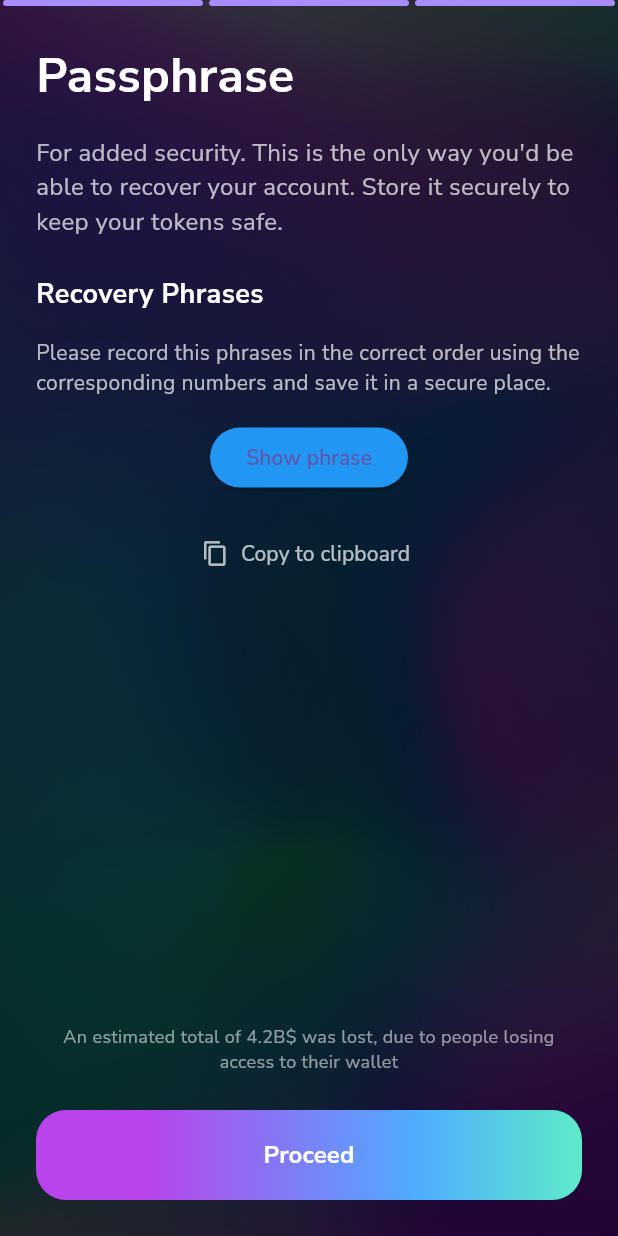
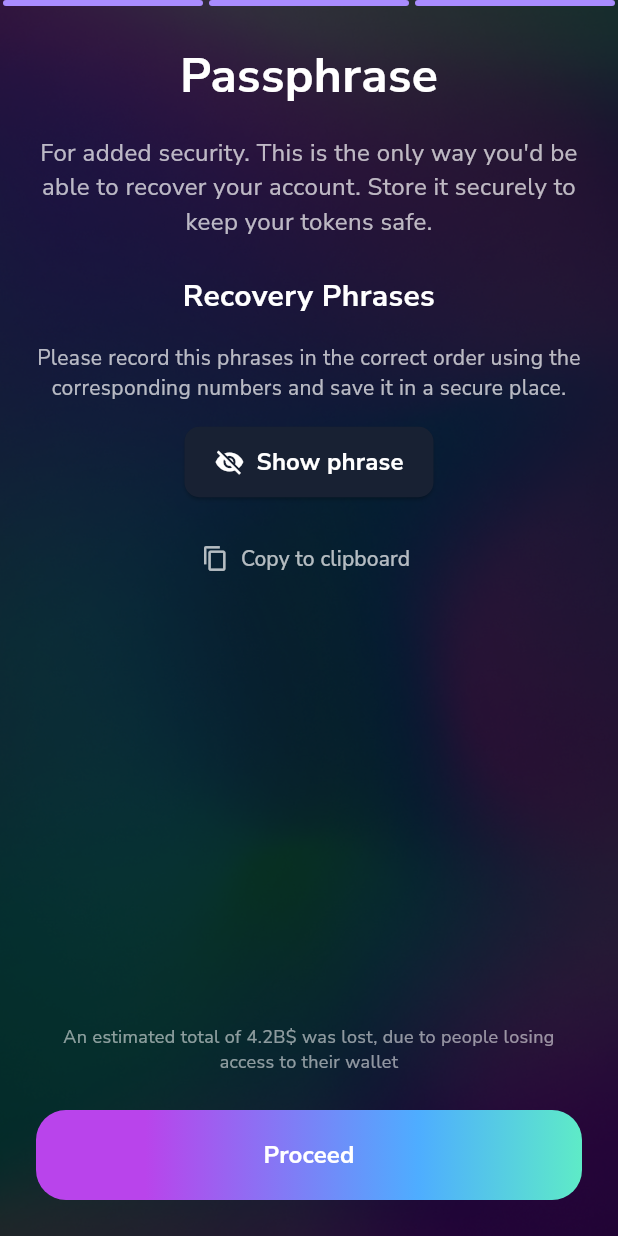
Before and after one commit to PixelDat/Solgate-mobile-app, a Flutter app: the screen it shows after launch, swiped to page 3, on a phone screen of 412 x 824 dp. Run offline on Flutter 3.47's test engine with Material 3 defaults, Android fonts, the phone set to English and light mode, and no system bars; our stand-ins replace cloud_firestore, firebase_auth, firebase_core, flutter_dotenv, flutter_secure_storage, google_sign_in and 1 more; missing offline and left inert: base58check, bip39, ed25519_hd_key, encrypt, twitter_login, web3dart; accounts and stored records are empty.

Commit message:
Adjusted show phrase button

```diff
--- a/lib/pages/wallet_creation_page.dart
+++ b/lib/pages/wallet_creation_page.dart
@@ -287,24 +287,36 @@ class _wallet_creation_pageState extends State<wallet_creation_page> {
       child: Column(
         crossAxisAlignment: CrossAxisAlignment.start,
         children: [
-          Text(
+          Center(
+            child: Text(
               'Passphrase',
               style: TextStyle(color: Colors.white, fontSize: 32, fontWeight: FontWeight.bold),
+              textAlign: TextAlign.center,
+            ),
           ),
           SizedBox(height: 16),
-          Text(
+          Center(
+            child: Text(
               'For added security. This is the only way you\'d be able to recover your account. Store it securely to keep your tokens safe.',
               style: TextStyle(color: Colors.white70, fontSize: 16),
+              textAlign: TextAlign.center,
+            ),
           ),
           SizedBox(height: 24),
-          Text(
+          Center(
+            child: Text(
               'Recovery Phrases',
-            style: TextStyle(color: Colors.white, fontSize: 18, fontWeight: FontWeight.bold),
+              style: TextStyle(color: Colors.white, fontSize: 20, fontWeight: FontWeight.bold),
+              textAlign: TextAlign.center,
+            ),
           ),
           SizedBox(height: 16),
-          Text(
+          Center(
+            child: Text(
               'Please record this phrases in the correct order using the corresponding numbers and save it in a secure place.',
               style: TextStyle(color: Colors.white70, fontSize: 14),
+              textAlign: TextAlign.center,
+            ),
           ),
           SizedBox(height: 16),
           _showPhrase ? _buildPhraseGrid() : _buildShowPhraseButton(),
@@ -336,18 +348,24 @@ class _wallet_creation_pageState extends State<wallet_creation_page> {
 
   Widget _buildShowPhraseButton() {
     return Center(
-      child: ElevatedButton(
-        child: Text('Show phrase'),
+      child: ElevatedButton.icon(
+        icon: Icon(Icons.visibility_off, color: Colors.white, size: 20),
+        label: Text(
+          'Show phrase',
+          style: TextStyle(color: Colors.white, fontSize: 16, fontWeight: FontWeight.bold),
+        ),
         onPressed: () {
           setState(() {
             _showPhrase = true;
           });
         },
         style: ElevatedButton.styleFrom(
-          backgroundColor: Colors.blue,
+          backgroundColor: Color.fromARGB(255, 24, 33, 51),  // Dark background color
+          foregroundColor: Colors.white,
           shape: RoundedRectangleBorder(
-            borderRadius: BorderRadius.circular(30),
+            borderRadius: BorderRadius.circular(10),  // Rounded corners
           ),
+          padding: EdgeInsets.symmetric(horizontal: 20, vertical: 12),
         ),
       ),
     );
```
Lines whose indentation alone changed are shown as unchanged.
